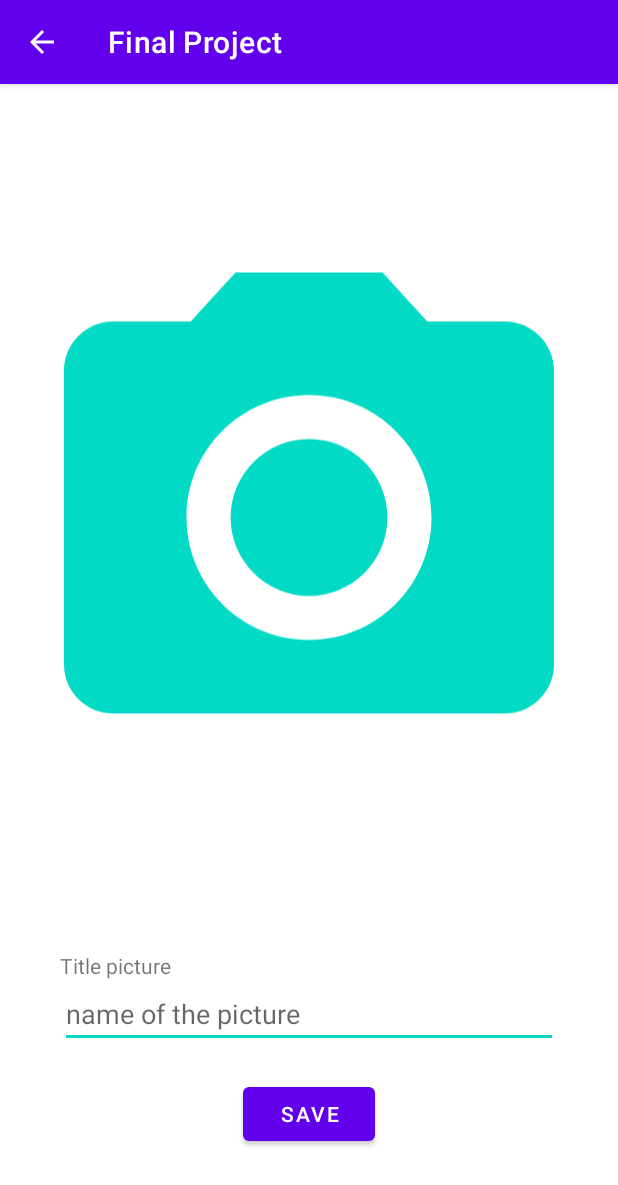
After one commit to GuilBlack/Android-Project, an Android app: the TakePhotoActivity screen opened directly, with no data from a screen before it, on a phone screen of 412 x 824 dp. The commit adds this screen. Shown: the top 1185 px of the screen. Run offline under Robolectric (Android 15) with nearby library versions, the phone set to English and light mode, and no system bars; our stand-ins replace Picasso; pictures from the network do not load.

Commit message:
TakePhotoActivity.kt can now save images

```diff
--- a/app/build.gradle
+++ b/app/build.gradle
@@ -76,4 +76,5 @@ dependencies {
     implementation "org.jetbrains.kotlinx:kotlinx-coroutines-android:$coroutines_version"
     implementation 'androidx.multidex:multidex:2.0.1'
     implementation 'com.google.android.gms:play-services-maps:17.0.0'
+    implementation 'com.squareup.picasso:picasso:2.8'
 }
--- a/app/src/main/java/mu/guillaumebl/finalproject/PhotoListActivity.kt
+++ b/app/src/main/java/mu/guillaumebl/finalproject/PhotoListActivity.kt
@@ -22,6 +22,7 @@ class PhotoListActivity : AppCompatActivity() {
         Log.i(LOG_TAG, station.toString())
 
         setContentView(R.layout.activity_photo_list)
+        supportActionBar?.setDisplayHomeAsUpEnabled(true)
     }
 
     private fun replaceFragment(frag: Fragment) {
--- /dev/null
+++ b/app/src/main/res/drawable/take_photo_holder.xml
@@ -0,0 +1,6 @@
+<vector android:height="300dp" android:tint="#03DAC5"
+    android:viewportHeight="24" android:viewportWidth="24"
+    android:width="300dp" xmlns:android="http://schemas.android.com/apk/res/android">
+    <path android:fillColor="@android:color/white" android:pathData="M12,12m-3.2,0a3.2,3.2 0,1 1,6.4 0a3.2,3.2 0,1 1,-6.4 0"/>
+    <path android:fillColor="@android:color/white" android:pathData="M9,2L7.17,4L4,4c-1.1,0 -2,0.9 -2,2v12c0,1.1 0.9,2 2,2h16c1.1,0 2,-0.9 2,-2L22,6c0,-1.1 -0.9,-2 -2,-2h-3.17L15,2L9,2zM12,17c-2.76,0 -5,-2.24 -5,-5s2.24,-5 5,-5 5,2.24 5,5 -2.24,5 -5,5z"/>
+</vector>
--- /dev/null
+++ b/app/src/main/res/layout/activity_take_photo.xml
@@ -0,0 +1,72 @@
+<?xml version="1.0" encoding="utf-8"?>
+<androidx.constraintlayout.widget.ConstraintLayout xmlns:android="http://schemas.android.com/apk/res/android"
+    xmlns:app="http://schemas.android.com/apk/res-auto"
+    xmlns:tools="http://schemas.android.com/tools"
+    android:id="@+id/takePhotoContainer"
+    android:layout_width="match_parent"
+    android:layout_height="match_parent"
+    android:orientation="vertical"
+    android:gravity="center"
+    tools:context=".ui.photolist.TakePhotoActivity">
+
+    <ImageView
+        android:id="@+id/imageThumbnail"
+        android:layout_width="0dp"
+        android:layout_height="0dp"
+        android:layout_marginHorizontal="10dp"
+        android:layout_marginTop="10dp"
+        android:layout_marginBottom="200dp"
+        app:layout_constraintBottom_toBottomOf="parent"
+        app:layout_constraintEnd_toEndOf="parent"
+        app:layout_constraintStart_toStartOf="parent"
+        app:layout_constraintTop_toTopOf="parent"
+        app:srcCompat="@drawable/take_photo_holder"
+        android:contentDescription="@string/picture_preview"/>
+
+    <TextView
+        android:id="@+id/pictureNameLabel"
+        android:layout_width="match_parent"
+        android:layout_height="wrap_content"
+        android:layout_marginStart="40dp"
+        android:layout_marginTop="10dp"
+        android:layout_marginEnd="40dp"
+        android:text="@string/title_picture"
+        app:layout_constraintEnd_toEndOf="parent"
+        app:layout_constraintStart_toStartOf="parent"
+        app:layout_constraintTop_toBottomOf="@+id/imageThumbnail" />
+
+    <EditText
+        android:id="@+id/pictureName"
+        android:layout_width="match_parent"
+        android:layout_height="wrap_content"
+        android:layout_marginStart="40dp"
+        android:layout_marginEnd="40dp"
+        android:ems="10"
+        android:hint="@string/name_of_the_picture"
+        android:inputType="textPersonName"
+        app:layout_constraintEnd_toEndOf="parent"
+        app:layout_constraintStart_toStartOf="parent"
+        app:layout_constraintTop_toBottomOf="@+id/pictureNameLabel"
+        android:autofillHints="@string/name_of_the_picture" />
+
+    <Button
+        android:id="@+id/saveBtn"
+        android:layout_width="wrap_content"
+        android:layout_height="wrap_content"
+        android:layout_marginTop="20dp"
+        android:text="@string/save"
+        app:layout_constraintEnd_toEndOf="parent"
+        app:layout_constraintStart_toStartOf="parent"
+        app:layout_constraintTop_toBottomOf="@+id/pictureName" />
+
+    <TextView
+        android:id="@+id/errorText"
+        android:layout_width="wrap_content"
+        android:layout_height="wrap_content"
+        android:layout_marginStart="40dp"
+        android:text=""
+        android:textColor="@android:color/holo_red_light"
+        app:layout_constraintStart_toStartOf="parent"
+        app:layout_constraintTop_toBottomOf="@+id/pictureName" />
+
+</androidx.constraintlayout.widget.ConstraintLayout>
--- a/app/src/main/res/values/strings.xml
+++ b/app/src/main/res/values/strings.xml
@@ -5,4 +5,13 @@
     <string name="grid_view">Grid View</string>
     <!-- TODO: Remove or change this placeholder text -->
     <string name="hello_blank_fragment">Hello blank fragment</string>
+    <string name="button_to_activate_the_camera">floating action button to activate the camera</string>
+    <string name="name_of_the_picture">name of the picture</string>
+    <string name="title_picture">Title picture</string>
+    <string name="save">Save</string>
+    <string name="picture_preview">picture preview</string>
+    <string name="no_title">You must input a title</string>
+    <string name="no_alphenumeric">You must have some alphanumeric characters</string>
+    <string name="no_special_chars_allowed">No special characters allowed except for -</string>
+    <string name="title_max_length">Your title must be less than 20 characters</string>
 </resources>
--- /dev/null
+++ b/app/src/main/res/xml/file_paths.xml
@@ -0,0 +1,5 @@
+<?xml version="1.0" encoding="utf-8"?>
+<paths xmlns:android="http://schemas.android.com/apk/res/android">
+    <external-files-path name="my_images" path="/" />
+<!--    <external-files-path name="my_images" path="Android/data/mu.guillaumebl.finalproject/files/Pictures" />-->
+</paths>
```
Also changed, not shown: app/src/main/AndroidManifest.xml (+25 -1 lines), app/src/main/java/mu/guillaumebl/finalproject/ui/photolist/PhotoListFragment.kt (+18 -0 lines), app/src/main/java/mu/guillaumebl/finalproject/ui/photolist/TakePhotoActivity.kt (added, +114 -0 lines), app/src/main/res/drawable/ic_baseline_photo_camera_24.xml (added, +13 -0 lines), app/src/main/res/layout/photo_list_fragment.xml (+17 -2 lines).
